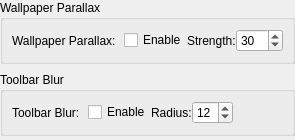
Old version of the form src/ui/dialogs/settings/appearanceeffectspanel.ui in the repository EtherAura/Kartend.
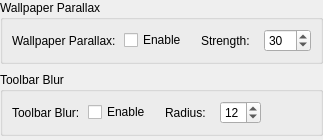
New version of the form.

```diff
--- a/src/ui/dialogs/settings/appearanceeffectspanel.ui
+++ b/src/ui/dialogs/settings/appearanceeffectspanel.ui
@@ -14,10 +14,11 @@
      <layout class="QFormLayout" name="appearanceParallaxFormLayout">
       <property name="horizontalSpacing"><number>8</number></property>
       <property name="verticalSpacing"><number>6</number></property>
-      <property name="fieldGrowthPolicy"><enum>QFormLayout::FieldGrowthPolicy::ExpandingFieldsGrow</enum></property>
+      <property name="fieldGrowthPolicy"><enum>QFormLayout::FieldGrowthPolicy::FieldsStayAtSizeHint</enum></property>
       <item row="0" column="0"><widget class="QLabel" name="label_wallpaperParallax"><property name="text"><string>Wallpaper Parallax:</string></property></widget></item>
       <item row="0" column="1">
        <layout class="QHBoxLayout" name="wallpaperParallaxLayout">
+        <property name="spacing"><number>14</number></property>
         <item><widget class="QCheckBox" name="wallpaperParallaxCheckBox"><property name="text"><string>Enable</string></property><property name="toolTip"><string>Tie the image background's vertical position to the items scroll offset. Image bg only — video bgs are unaffected.</string></property></widget></item>
         <item><widget class="QLabel" name="label_parallaxStrength"><property name="text"><string>Strength:</string></property></widget></item>
         <item><widget class="QSpinBox" name="parallaxStrengthSpinBox"><property name="minimumWidth"><number>110</number></property><property name="toolTip"><string>0 = bg locked (no parallax movement); 100 = bg moves in lockstep with content. 30 is a subtle default.</string></property><property name="minimum"><number>0</number></property><property name="maximum"><number>100</number></property><property name="value"><number>30</number></property></widget></item>
@@ -32,10 +33,11 @@
      <layout class="QFormLayout" name="appearanceEffectsFormLayout">
       <property name="horizontalSpacing"><number>8</number></property>
       <property name="verticalSpacing"><number>6</number></property>
-      <property name="fieldGrowthPolicy"><enum>QFormLayout::FieldGrowthPolicy::ExpandingFieldsGrow</enum></property>
+      <property name="fieldGrowthPolicy"><enum>QFormLayout::FieldGrowthPolicy::FieldsStayAtSizeHint</enum></property>
       <item row="0" column="0"><widget class="QLabel" name="label_toolbarBackdropBlur"><property name="text"><string>Toolbar Blur:</string></property></widget></item>
       <item row="0" column="1">
        <layout class="QHBoxLayout" name="toolbarBackdropBlurLayout">
+        <property name="spacing"><number>14</number></property>
         <item><widget class="QCheckBox" name="toolbarBackdropBlurCheckBox"><property name="text"><string>Enable</string></property><property name="toolTip"><string>Use a blurred copy of the wallpaper as the toolbar background, mimicking macOS Vibrancy. Image bg only — no-op while a video bg is active.</string></property></widget></item>
         <item><widget class="QLabel" name="label_backdropBlurRadius"><property name="text"><string>Radius:</string></property></widget></item>
         <item><widget class="QSpinBox" name="backdropBlurRadiusSpinBox"><property name="minimumWidth"><number>110</number></property><property name="toolTip"><string>Blur radius (4 = barely perceptible; 32 = source becomes unreadable).</string></property><property name="minimum"><number>4</number></property><property name="maximum"><number>32</number></property><property name="value"><number>12</number></property></widget></item>
```
Left out of the diff: 4 changed lines with no effect on the pictures.
